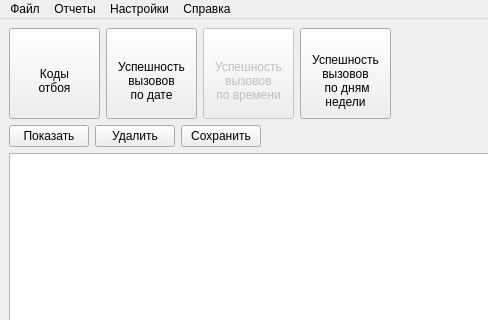
Before: the Qt Designer form mainwindow.ui in Genrikh302/MTA, drawn with Qt 5; both pictures show x 0 to 488 and y 0 to 320 of the 800 by 600 pixel window.
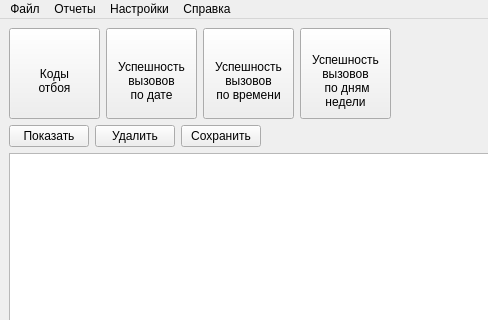
After: the same form once the commit is applied.

Commit message: График по времени, см комментарий к нему

The edit to the form file:
```diff
--- a/mainwindow.ui
+++ b/mainwindow.ui
@@ -87,7 +87,7 @@
       <item>
        <widget class="QPushButton" name="pushDrawSucessCallsTime">
         <property name="enabled">
-         <bool>false</bool>
+         <bool>true</bool>
         </property>
         <property name="minimumSize">
          <size>
```
The commit also changes 1 other file.
